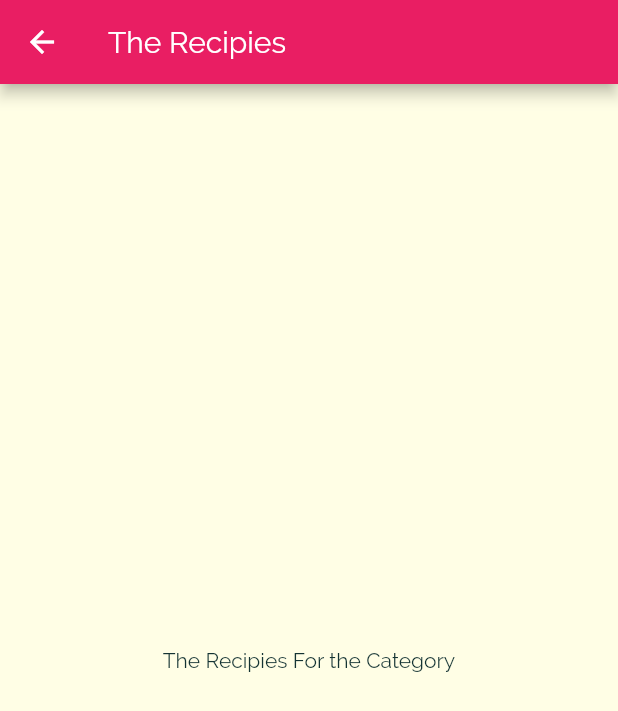
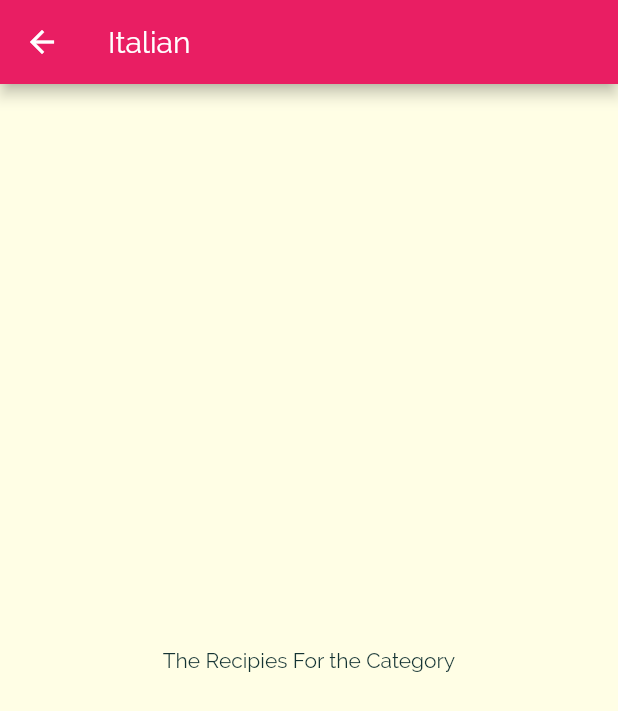
Before and after one commit to kguertin/learn_flutter, a Flutter app: the screen it shows after launch, after a tap on "Italian", on a phone screen of 412 x 824 dp. Shown: the top 711 px of the screen. Run offline on Flutter 3.47's test engine with Material 2 defaults, Android fonts, the light colour scheme and no system bars; our stand-ins replace dartz, equatable.

Commit message:
pass category title to category meals screen

```diff
--- a/meal_app/lib/categories_screen.dart
+++ b/meal_app/lib/categories_screen.dart
@@ -14,6 +14,7 @@ class CategoriesScreen extends StatelessWidget {
         padding: const EdgeInsets.all(25),
         children: DUMMY_CATEGORIES
             .map((categoryData) => CategoryItem(
+                  categoryData.id,
                   categoryData.title,
                   categoryData.color,
                 ))
--- a/meal_app/lib/category_item.dart
+++ b/meal_app/lib/category_item.dart
@@ -2,16 +2,21 @@ import 'package:flutter/material.dart';
 import 'package:flutter_complete_guide/category_meals_screen.dart';
 
 class CategoryItem extends StatelessWidget {
+  final String id;
   final String title;
   final Color color;
 
-  CategoryItem(this.title, this.color);
+  CategoryItem(
+    this.id,
+    this.title,
+    this.color,
+  );
 
-  void selectCategory(ctx) {
+  void selectCategory(BuildContext ctx) {
     Navigator.of(ctx).push(
       MaterialPageRoute(
         builder: (_) {
-          return CategoryMealsScreen();
+          return CategoryMealsScreen(id, title);
         },
       ),
     );
--- a/meal_app/lib/category_meals_screen.dart
+++ b/meal_app/lib/category_meals_screen.dart
@@ -1,11 +1,16 @@
 import 'package:flutter/material.dart';
 
 class CategoryMealsScreen extends StatelessWidget {
+  final String categoryId;
+  final String categoryTitle;
+
+  CategoryMealsScreen(this.categoryId, this.categoryTitle);
+
   @override
   Widget build(BuildContext context) {
     return Scaffold(
       appBar: AppBar(
-        title: Text('The Recipies'),
+        title: Text(categoryTitle),
       ),
       body: Center(
         child: Text("The Recipies For the Category"),
```
